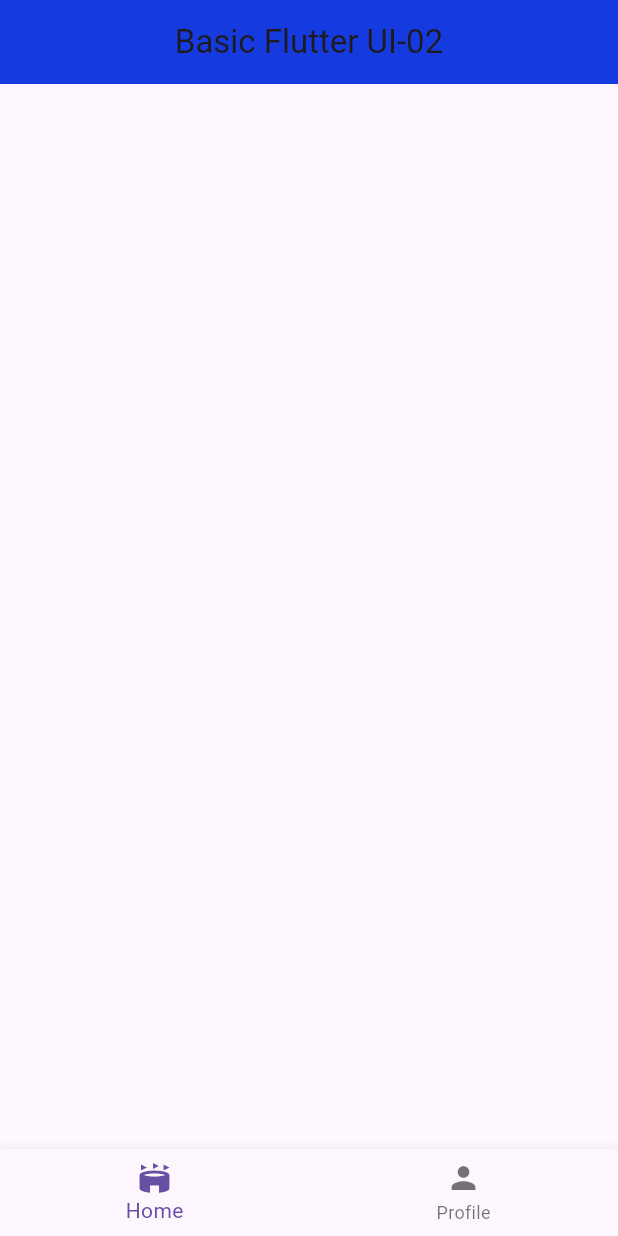
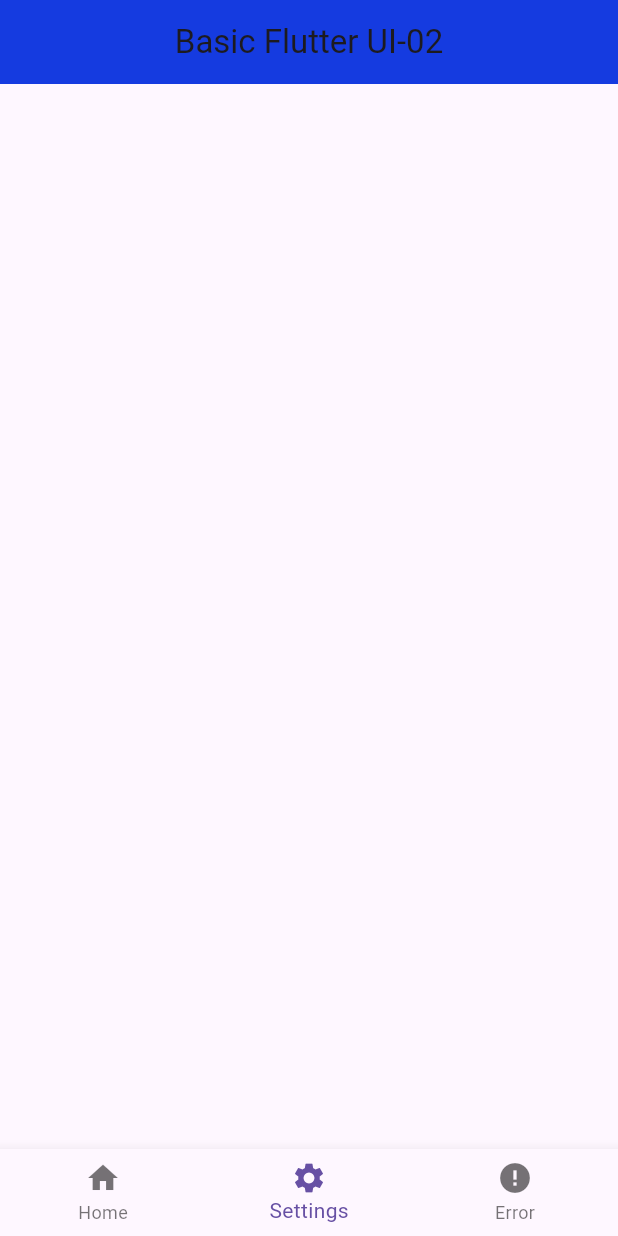
Before and after one commit to noobarafat/MAD_Lab_6, a Flutter app: the screen it shows after launch, on a phone screen of 412 x 824 dp. Run offline on Flutter 3.47's test engine with Material 3 defaults, Android fonts, the phone set to English and light mode, and no system bars.

```diff
--- a/lib/body.dart
+++ b/lib/body.dart
@@ -8,18 +8,36 @@ class AppBody extends StatefulWidget {
 }
 
 class _AppBodyState extends State<AppBody> {
+  int currentIndex = 1;
+  final List<Widget> page = [
+    Text("Home"),
+    Text("Settings"),
+    Text("Error"),
+  ];
+  void onClickMenu(int index) {
+    setState(() {
+      currentIndex = index;
+    });
+  }
+
   @override
   Widget build(BuildContext context) {
     return Scaffold(
       bottomNavigationBar: BottomNavigationBar(
-        items: const [
+        onTap: onClickMenu,
+        currentIndex: currentIndex,
+        items: [
           BottomNavigationBarItem(
-            icon: Icon(Icons.stadium),
+            icon: Icon(Icons.home),
             label: "Home",
           ),
           BottomNavigationBarItem(
-            icon: Icon(Icons.person),
-            label: "Profile",
+            icon: Icon(Icons.settings),
+            label: "Settings",
+          ),
+          BottomNavigationBarItem(
+            icon: Icon(Icons.error),
+            label: "Error",
           ),
         ],
       ),
```
